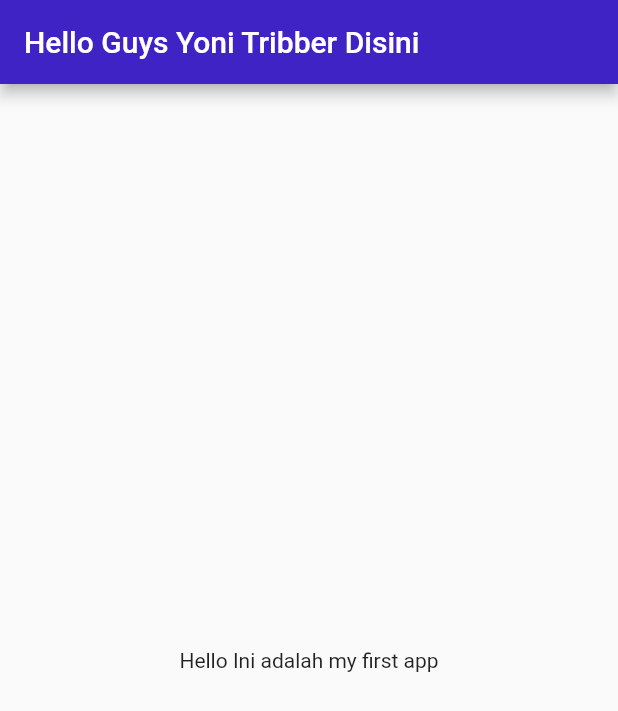
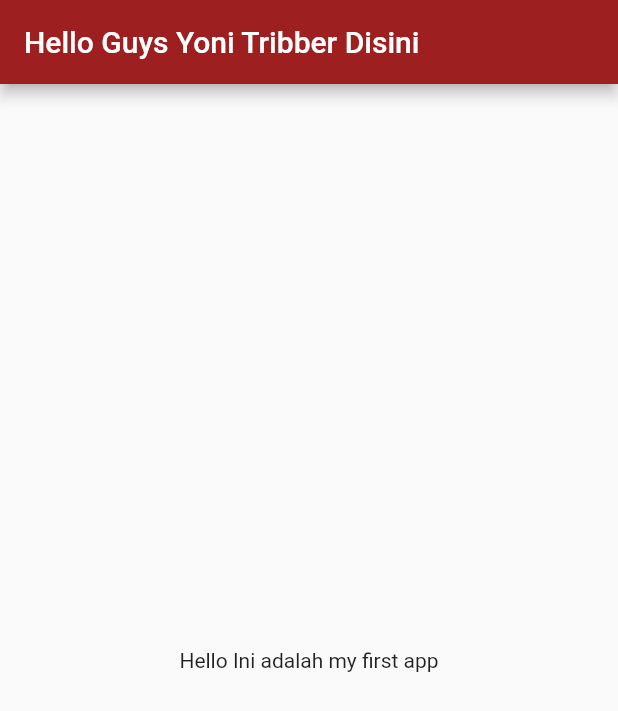
Before and after one commit to tribber93/flutter_project, a Flutter app: the screen it shows after launch, on a phone screen of 412 x 824 dp. Shown: the top 711 px of the screen. Run offline on Flutter 3.47's test engine with Material 2 defaults, Android fonts, the phone set to English and light mode, and no system bars.

Commit message:
ubah warna appbar

```diff
--- a/lib/main.dart
+++ b/lib/main.dart
@@ -18,7 +18,7 @@ class MyApp extends StatelessWidget {
       title: 'Welcome to Flutter',
       home: Scaffold(
         appBar: AppBar(
-          backgroundColor: Color.fromARGB(255, 64, 35, 196),
+          backgroundColor: Color.fromARGB(255, 158, 31, 31),
           title: const Text('Hello Guys Yoni Tribber Disini'),
         ),
         body: const Center(
```
